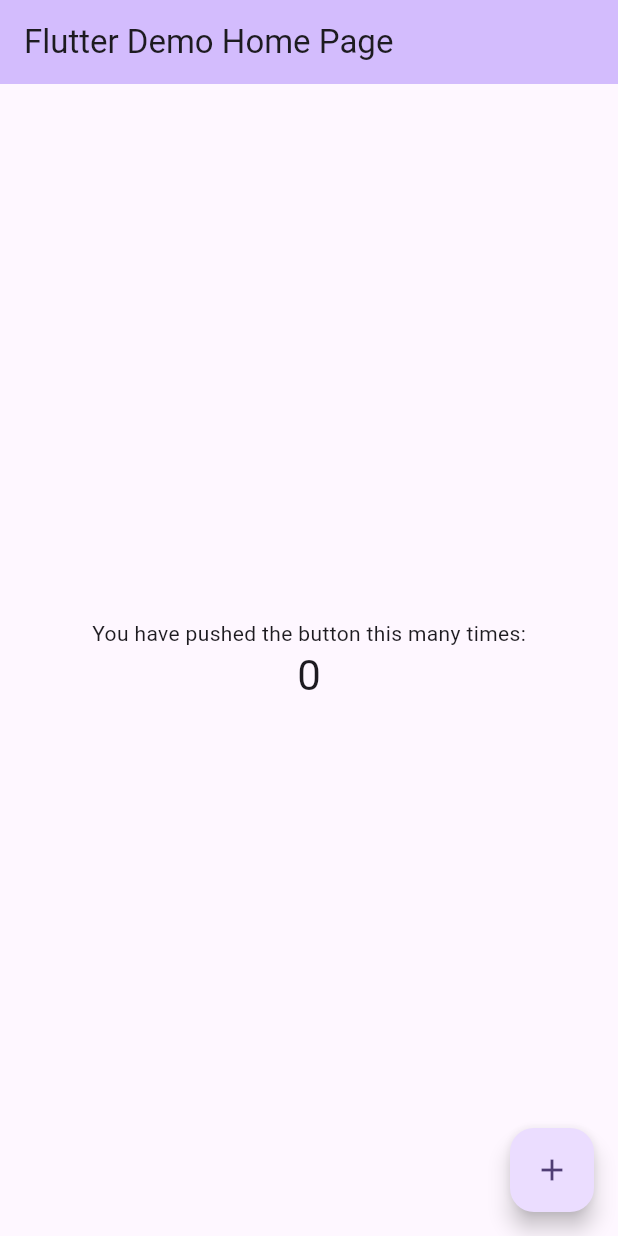
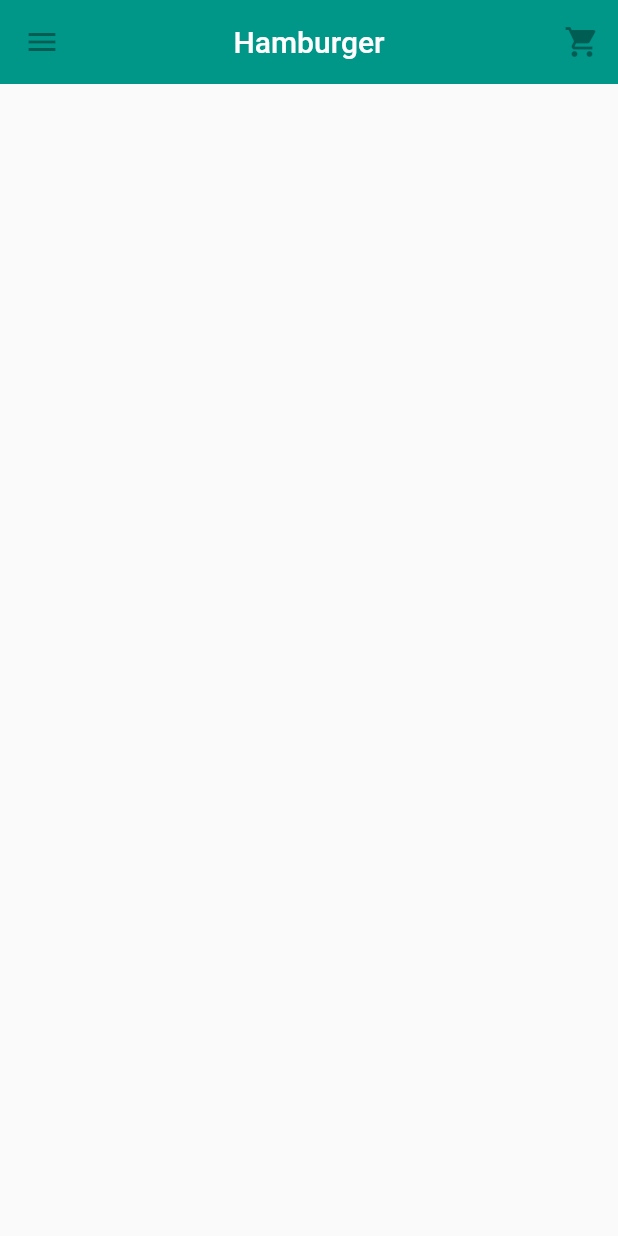
Before and after one commit to hadrianus-dev/burger-app, a Flutter app: the screen it shows after launch, on a phone screen of 412 x 824 dp. Run offline on Flutter 3.47's test engine with Material 2 defaults, Android fonts, the phone set to English and light mode, and no system bars.

Commit message:
Custom appbarTheme

```diff
--- a/lib/main.dart
+++ b/lib/main.dart
@@ -1,125 +1,50 @@
 import 'package:flutter/material.dart';
 
-void main() {
-  runApp(const MyApp());
-}
+void main() => runApp(const MyApp());
 
 class MyApp extends StatelessWidget {
   const MyApp({super.key});
 
-  // This widget is the root of your application.
   @override
   Widget build(BuildContext context) {
     return MaterialApp(
       title: 'Flutter Demo',
       theme: ThemeData(
-        // This is the theme of your application.
-        //
-        // TRY THIS: Try running your application with "flutter run". You'll see
-        // the application has a blue toolbar. Then, without quitting the app,
-        // try changing the seedColor in the colorScheme below to Colors.green
-        // and then invoke "hot reload" (save your changes or press the "hot
-        // reload" button in a Flutter-supported IDE, or press "r" if you used
-        // the command line to start the app).
-        //
-        // Notice that the counter didn't reset back to zero; the application
-        // state is not lost during the reload. To reset the state, use hot
-        // restart instead.
-        //
-        // This works for code too, not just values: Most code changes can be
-        // tested with just a hot reload.
-        colorScheme: ColorScheme.fromSeed(seedColor: Colors.deepPurple),
-        useMaterial3: true,
+        appBarTheme: const AppBarTheme(
+          color: Colors.teal,
+          centerTitle: true,
+          iconTheme: IconThemeData(color: Colors.white),
+          actionsIconTheme: IconThemeData(color: Colors.white)
+        ),
       ),
-      home: const MyHomePage(title: 'Flutter Demo Home Page'),
+      home: const Hamburger(),
+      debugShowCheckedModeBanner: false,
     );
   }
 }
 
-class MyHomePage extends StatefulWidget {
-  const MyHomePage({super.key, required this.title});
-
-  // This widget is the home page of your application. It is stateful, meaning
-  // that it has a State object (defined below) that contains fields that affect
-  // how it looks.
-
-  // This class is the configuration for the state. It holds the values (in this
-  // case the title) provided by the parent (in this case the App widget) and
-  // used by the build method of the State. Fields in a Widget subclass are
-  // always marked "final".
-
-  final String title;
+class Hamburger extends StatefulWidget {
+  const Hamburger({super.key});
 
   @override
-  State<MyHomePage> createState() => _MyHomePageState();
+  State<Hamburger> createState() => _HamburgerState();
 }
 
-class _MyHomePageState extends State<MyHomePage> {
-  int _counter = 0;
-
-  void _incrementCounter() {
-    setState(() {
-      // This call to setState tells the Flutter framework that something has
-      // changed in this State, which causes it to rerun the build method below
-      // so that the display can reflect the updated values. If we changed
-      // _counter without calling setState(), then the build method would not be
-      // called again, and so nothing would appear to happen.
-      _counter++;
-    });
-  }
-
+class _HamburgerState extends State<Hamburger> {
   @override
   Widget build(BuildContext context) {
-    // This method is rerun every time setState is called, for instance as done
-    // by the _incrementCounter method above.
-    //
-    // The Flutter framework has been optimized to make rerunning build methods
-    // fast, so that you can just rebuild anything that needs updating rather
-    // than having to individually change instances of widgets.
-    return Scaffold(
-      appBar: AppBar(
-        // TRY THIS: Try changing the color here to a specific color (to
-        // Colors.amber, perhaps?) and trigger a hot reload to see the AppBar
-        // change color while the other colors stay the same.
-        backgroundColor: Theme.of(context).colorScheme.inversePrimary,
-        // Here we take the value from the MyHomePage object that was created by
-        // the App.build method, and use it to set our appbar title.
-        title: Text(widget.title),
+    return const Scaffold(
+      body: CustomScrollView(
+        slivers: [
+          SliverAppBar(
+            title: Text('Hamburger'),
+            leading: IconButton(onPressed: null, icon: Icon(Icons.menu)),
+            actions: <Widget>[
+              IconButton(onPressed: null, icon: Icon(Icons.shopping_cart))
+            ],
+          )
+        ],
       ),
-      body: Center(
-        // Center is a layout widget. It takes a single child and positions it
-        // in the middle of the parent.
-        child: Column(
-          // Column is also a layout widget. It takes a list of children and
-          // arranges them vertically. By default, it sizes itself to fit its
-          // children horizontally, and tries to be as tall as its parent.
-          //
-          // Column has various properties to control how it sizes itself and
-          // how it positions its children. Here we use mainAxisAlignment to
-          // center the children vertically; the main axis here is the vertical
-          // axis because Columns are vertical (the cross axis would be
-          // horizontal).
-          //
-          // TRY THIS: Invoke "debug painting" (choose the "Toggle Debug Paint"
-          // action in the IDE, or press "p" in the console), to see the
-          // wireframe for each widget.
-          mainAxisAlignment: MainAxisAlignment.center,
-          children: <Widget>[
-            const Text(
-              'You have pushed the button this many times:',
-            ),
-            Text(
-              '$_counter',
-              style: Theme.of(context).textTheme.headlineMedium,
-            ),
-          ],
-        ),
-      ),
-      floatingActionButton: FloatingActionButton(
-        onPressed: _incrementCounter,
-        tooltip: 'Increment',
-        child: const Icon(Icons.add),
-      ), // This trailing comma makes auto-formatting nicer for build methods.
     );
   }
 }
```
